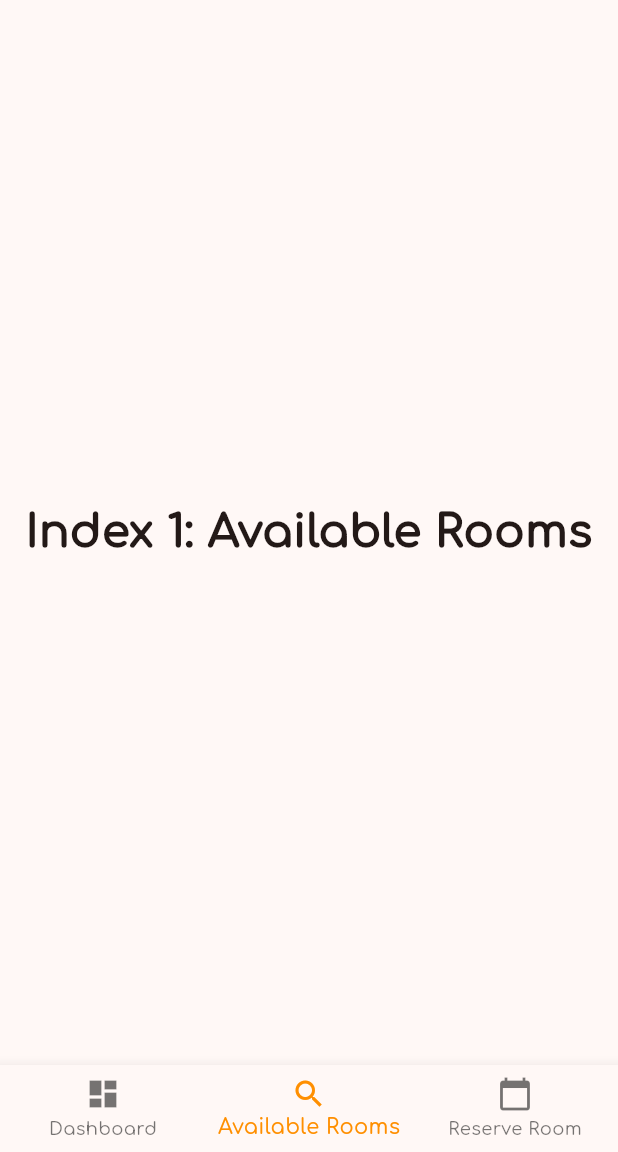
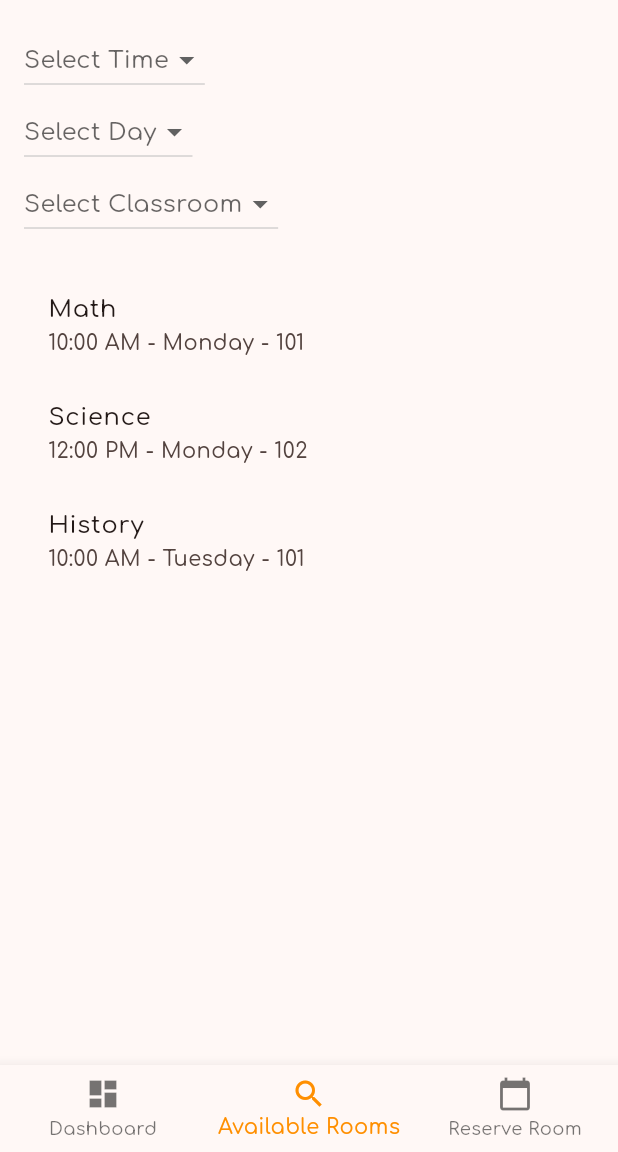
Before and after one commit to fardinkamal62/DIU_CPC_Hackathon_2024, a Flutter app: the screen it shows after launch, item 2 of the bottom bar chosen, on a phone screen of 412 x 824 dp, the part 84-1236 px from its top. Run offline on Flutter 3.47's test engine with Material 3 defaults, Android fonts, the phone set to English and light mode, and no system bars.

Commit message:
App UI Ready

```diff
--- /dev/null
+++ b/mobile_app/eduspace/lib/const/class_model.dart
@@ -0,0 +1,14 @@
+// class_model.dart
+class ClassModel {
+  final String className;
+  final String time;
+  final String day;
+  final String classroom;
+
+  ClassModel({
+    required this.className,
+    required this.time,
+    required this.day,
+    required this.classroom,
+  });
+}
--- a/mobile_app/eduspace/lib/main.dart
+++ b/mobile_app/eduspace/lib/main.dart
@@ -18,6 +18,7 @@ class MyApp extends StatelessWidget {
         useMaterial3: true,
         fontFamily: 'Comfortaa',
       ),
+      debugShowCheckedModeBanner: false,
       home: DashboardScreen(),
     );
   }
--- a/mobile_app/eduspace/lib/screen/dashboard.dart
+++ b/mobile_app/eduspace/lib/screen/dashboard.dart
@@ -1,6 +1,9 @@
 import 'package:eduspace/const/color.dart';
 import 'package:eduspace/screen/future_pages/home_pages.dart';
+import 'package:eduspace/screen/future_pages/reserve_room_page.dart';
 import 'package:flutter/material.dart';
+
+import 'future_pages/search_rooms_pages.dart';
 
 class DashboardScreen extends StatefulWidget {
   @override
@@ -13,16 +16,10 @@ class _DashboardScreenState extends State<DashboardScreen> {
   static const TextStyle optionStyle =
   TextStyle(fontSize: 30, fontWeight: FontWeight.bold);
 
-  static const List<Widget> _widgetOptions = <Widget>[
-    HomePages(),
-    Text(
-      'Index 1: Available Rooms',
-      style: optionStyle,
-    ),
-    Text(
-      'Index 2: Reserve Room',
-      style: optionStyle,
-    ),
+  static List<Widget> _widgetOptions = <Widget>[
+    const HomePages(),
+    SearchRoomsPages(),
+    ReserveRoomPage(),
   ];
 
   void _onItemTapped(int index) {
--- a/mobile_app/eduspace/lib/screen/future_pages/search_rooms_pages.dart
+++ b/mobile_app/eduspace/lib/screen/future_pages/search_rooms_pages.dart
@@ -0,0 +1,107 @@
+// class_list_page.dart
+import 'package:flutter/material.dart';
+import '../../const/class_model.dart';
+
+class SearchRoomsPages extends StatefulWidget {
+  @override
+  _ClassListPageState createState() => _ClassListPageState();
+}
+
+class _ClassListPageState extends State<SearchRoomsPages> {
+  final List<ClassModel> classes = [
+    ClassModel(className: 'Math', time: '10:00 AM', day: 'Monday', classroom: '101'),
+    ClassModel(className: 'Science', time: '12:00 PM', day: 'Monday', classroom: '102'),
+    ClassModel(className: 'History', time: '10:00 AM', day: 'Tuesday', classroom: '101'),
+    // Add more classes as needed
+  ];
+
+  String selectedTime = '';
+  String selectedDay = '';
+  String selectedClassroom = '';
+
+  List<String> get times => classes.map((c) => c.time).toSet().toList();
+  List<String> get days => classes.map((c) => c.day).toSet().toList();
+  List<String> get classrooms => classes.map((c) => c.classroom).toSet().toList();
+
+  List<ClassModel> get filteredClasses {
+    return classes.where((classModel) {
+      return (selectedTime.isEmpty || classModel.time == selectedTime) &&
+          (selectedDay.isEmpty || classModel.day == selectedDay) &&
+          (selectedClassroom.isEmpty || classModel.classroom == selectedClassroom);
+    }).toList();
+  }
+
+  @override
+  Widget build(BuildContext context) {
+    return Scaffold(
+      body: SafeArea(
+        child: Padding(
+          padding: const EdgeInsets.all(16.0),
+          child: Column(
+            crossAxisAlignment: CrossAxisAlignment.start,
+            children: [
+              DropdownButton<String>(
+                hint: Text('Select Time'),
+                value: selectedTime.isEmpty ? null : selectedTime,
+                onChanged: (value) {
+                  setState(() {
+                    selectedTime = value ?? '';
+                  });
+                },
+                items: times.map((time) {
+                  return DropdownMenuItem<String>(
+                    value: time,
+                    child: Text(time),
+                  );
+                }).toList(),
+              ),
+              DropdownButton<String>(
+                hint: Text('Select Day'),
+                value: selectedDay.isEmpty ? null : selectedDay,
+                onChanged: (value) {
+                  setState(() {
+                    selectedDay = value ?? '';
+                  });
+                },
+                items: days.map((day) {
+                  return DropdownMenuItem<String>(
+                    value: day,
+                    child: Text(day),
+                  );
+                }).toList(),
+              ),
+              DropdownButton<String>(
+                hint: Text('Select Classroom'),
+                value: selectedClassroom.isEmpty ? null : selectedClassroom,
+                onChanged: (value) {
+                  setState(() {
+                    selectedClassroom = value ?? '';
+                  });
+                },
+                items: classrooms.map((classroom) {
+                  return DropdownMenuItem<String>(
+                    value: classroom,
+                    child: Text(classroom),
+                  );
+                }).toList(),
+              ),
+              SizedBox(height: 20),
+              Expanded(
+                child: ListView.builder(
+                  itemCount: filteredClasses.length,
+                  itemBuilder: (context, index) {
+                    final classModel = filteredClasses[index];
+                    return ListTile(
+                      title: Text(classModel.className),
+                      subtitle: Text('${classModel.time} - ${classModel.day} - ${classModel.classroom}'),
+                    );
+                  },
+                ),
+              ),
+            ],
+          ),
+        ),
+      ),
+    );
+  }
+}
```
Also changed, not shown: mobile_app/eduspace/lib/const/reservation_model.dart (added, +14 -0 lines), mobile_app/eduspace/lib/screen/future_pages/home_pages.dart (+24 -6 lines), mobile_app/eduspace/lib/screen/future_pages/reserve_room_page.dart (+174 -0 lines), mobile_app/eduspace/lib/widget/available_widget.dart (+39 -21 lines).
